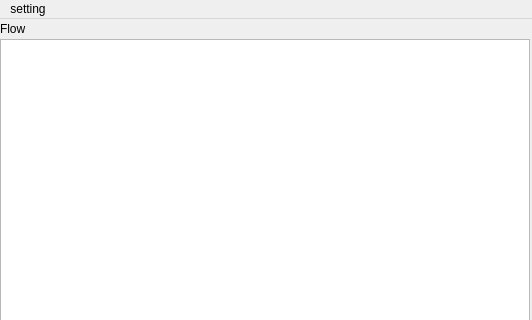
Qt form mainForm.ui (wangyixu12/Esp32DownloadTools) before a commit; both pictures show x 0 to 532 and y 0 to 320 of the 532 by 467 pixel window.
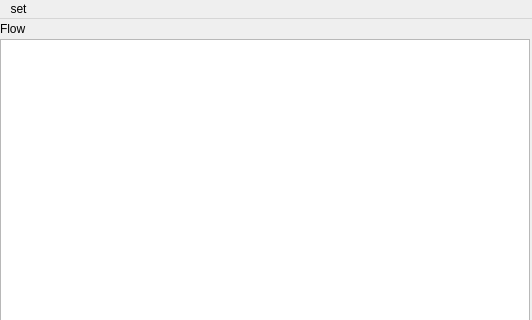
The same form after that commit.

```diff
--- a/mainForm.ui
+++ b/mainForm.ui
@@ -254,7 +254,7 @@
    </property>
    <widget class="QMenu" name="menuSetting">
     <property name="title">
-     <string>setting</string>
+     <string>set</string>
     </property>
     <addaction name="actVeriFw"/>
     <addaction name="actFlashFw"/>
```
